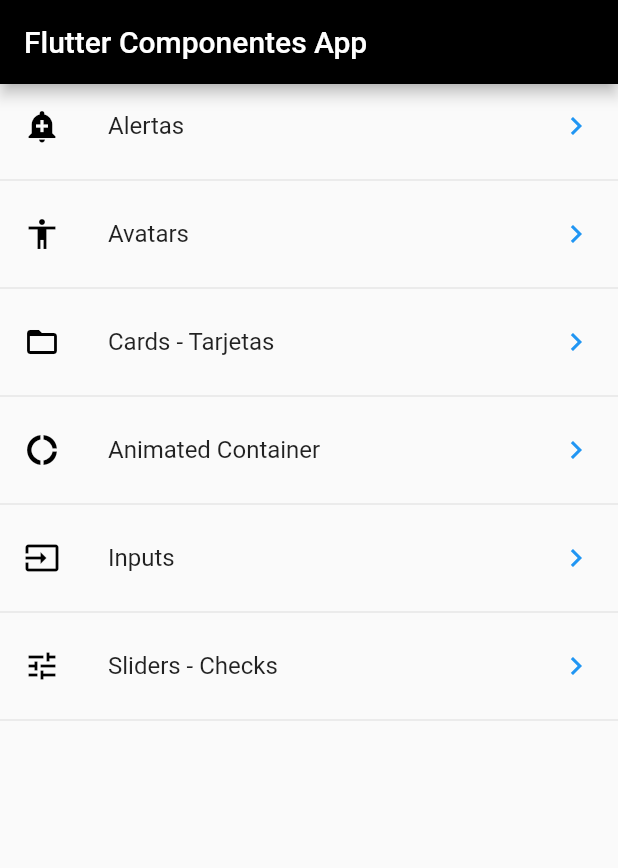
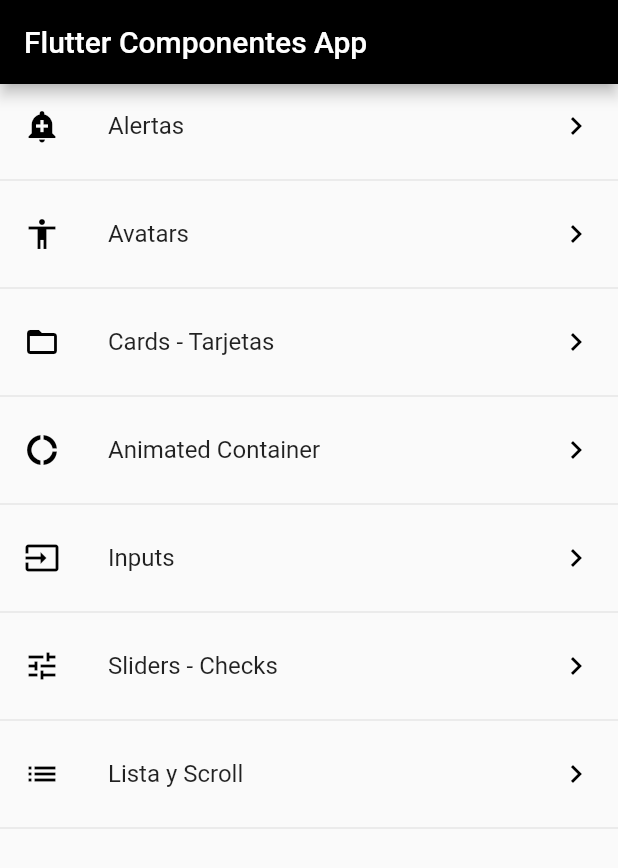
Before and after one commit to albaulab/Componentes-en-Flutter, a Flutter app: the screen it shows after launch, on a phone screen of 412 x 824 dp. Shown: the top 868 px of the screen. Run offline on Flutter 3.47's test engine with Material 2 defaults, Android fonts, the phone set to English and light mode, and no system bars.

Commit message:
update scroll

```diff
--- a/data/menu-opts.json
+++ b/data/menu-opts.json
@@ -30,6 +30,11 @@
       "ruta": "Slider",
       "icon": "tune",
       "texto": "Sliders - Checks"
+    },
+    {
+      "ruta": "list",
+      "icon": "list",
+      "texto": "Lista y Scroll"
     }
   ]
 }
--- a/lib/src/pages/home_page.dart
+++ b/lib/src/pages/home_page.dart
@@ -37,7 +37,7 @@ class HomePages extends StatelessWidget {
       final widgeTemp = ListTile(
         title: Text(opt['texto']),
         leading: getIcon(opt['icon']),
-        trailing: Icon(Icons.keyboard_arrow_right, color: Colors.blue),
+        trailing: Icon(Icons.keyboard_arrow_right, color: Colors.black),
         onTap: () {
           Navigator.pushNamed(context, opt['ruta']);
 
--- a/lib/src/routes/routes.dart
+++ b/lib/src/routes/routes.dart
@@ -4,6 +4,7 @@ import 'package:componenetesapp/src/pages/avatar_page.dart';
 import 'package:componenetesapp/src/pages/card_page.dart';
 import 'package:componenetesapp/src/pages/home_page.dart';
 import 'package:componenetesapp/src/pages/input_page.dart';
+import 'package:componenetesapp/src/pages/listview_page.dart';
 import 'package:componenetesapp/src/pages/slider_page.dart';
 import 'package:flutter/material.dart';
 
@@ -15,6 +16,7 @@ Map<String, WidgetBuilder> getApplicationRoutes() {
     'card': (BuildContext context) => CardPage(),
     'animatedContainer': (BuildContext context) => AnimateContainerPage(),
     'inputs': (BuildContext context) => InputPage(),
-    'Slider': (BuildContext context) => SliderPages()
+    'Slider': (BuildContext context) => SliderPages(),
+    'list': (BuildContext context) => ListaPage()
   };
 }
--- a/lib/src/utils/icono_util.dart
+++ b/lib/src/utils/icono_util.dart
@@ -7,6 +7,7 @@ final _icons = <String, IconData>{
   'donut_large': Icons.donut_large,
   'input': Icons.input,
   'tune': Icons.tune,
+  'list': Icons.list,
 };
 
 Icon getIcon(String nombreIcono) {
```
Also changed, not shown: lib/src/pages/listview_page.dart (added, +36 -0 lines), lib/lib/main.dart (deleted).
